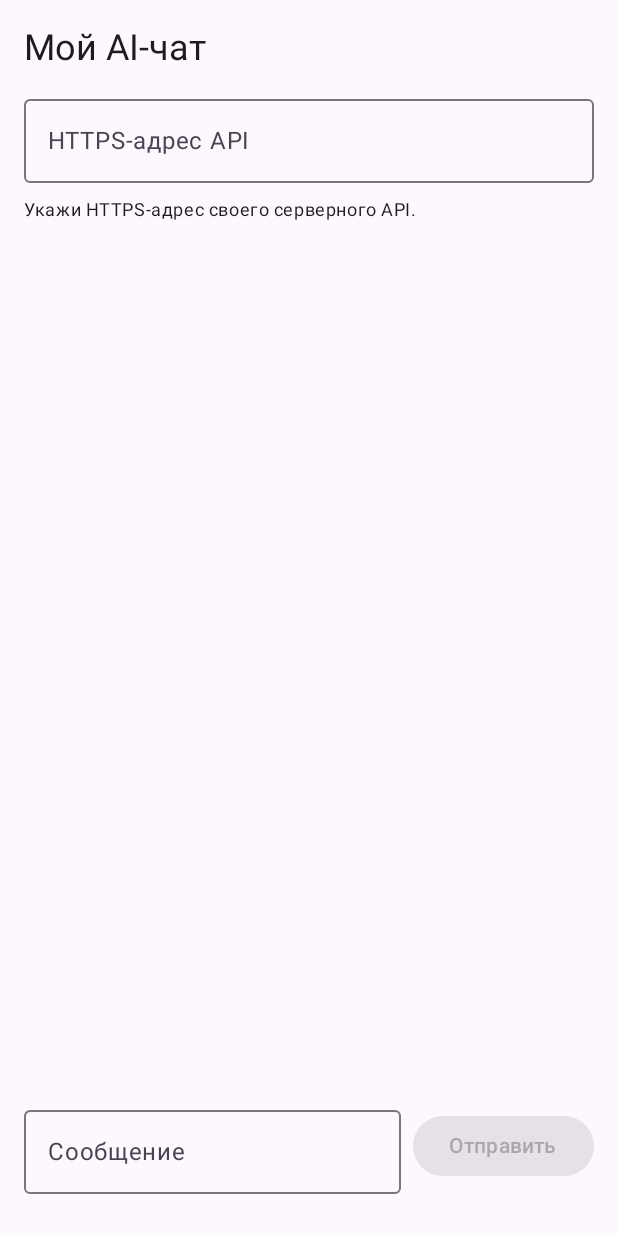
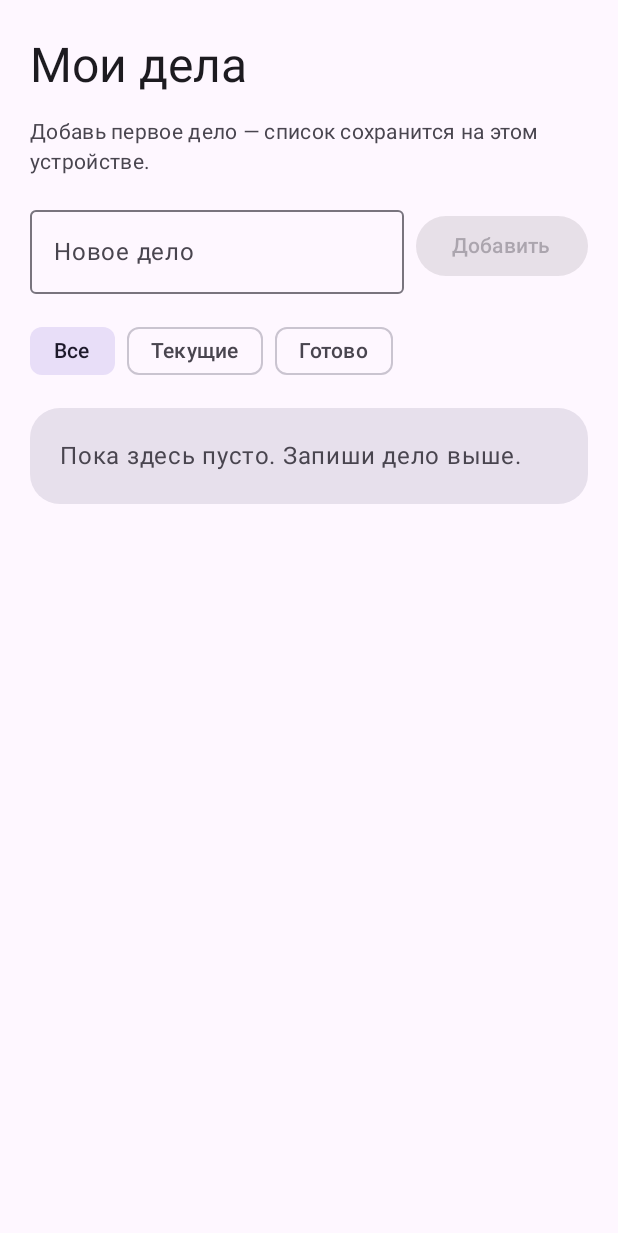
Before and after one commit to KillerKC2/2, an Android app built with Jetpack Compose: the screen it shows after launch (MainActivity), on a phone screen of 412 x 824 dp. Shown: the top 1233 px of the screen. Run offline under Robolectric (Android 15) with nearby library versions, the phone set to English and light mode, and no system bars.

Commit message:
Replace chat screen with local-storage to-do app

```diff
--- a/app/src/main/java/com/killerc2/assistant/MainActivity.kt
+++ b/app/src/main/java/com/killerc2/assistant/MainActivity.kt
@@ -1,5 +1,6 @@
 package com.killerc2.assistant
 
+import android.content.Context
 import android.os.Bundle
 import androidx.activity.ComponentActivity
 import androidx.activity.compose.setContent
@@ -11,166 +12,215 @@ import androidx.compose.foundation.layout.fillMaxSize
 import androidx.compose.foundation.layout.fillMaxWidth
 import androidx.compose.foundation.layout.height
 import androidx.compose.foundation.layout.padding
+import androidx.compose.foundation.layout.width
 import androidx.compose.foundation.lazy.LazyColumn
-import androidx.compose.foundation.lazy.itemsIndexed
-import androidx.compose.foundation.lazy.rememberLazyListState
+import androidx.compose.foundation.lazy.items
+import androidx.compose.foundation.shape.RoundedCornerShape
 import androidx.compose.foundation.text.KeyboardActions
 import androidx.compose.foundation.text.KeyboardOptions
 import androidx.compose.material3.Button
+import androidx.compose.material3.Card
+import androidx.compose.material3.CardDefaults
+import androidx.compose.material3.Checkbox
+import androidx.compose.material3.FilterChip
 import androidx.compose.material3.MaterialTheme
 import androidx.compose.material3.OutlinedTextField
 import androidx.compose.material3.Surface
 import androidx.compose.material3.Text
+import androidx.compose.material3.TextButton
 import androidx.compose.runtime.Composable
-import androidx.compose.runtime.LaunchedEffect
+import androidx.compose.runtime.getValue
 import androidx.compose.runtime.mutableStateListOf
 import androidx.compose.runtime.mutableStateOf
 import androidx.compose.runtime.remember
-import androidx.compose.runtime.rememberCoroutineScope
-import androidx.compose.runtime.getValue
 import androidx.compose.runtime.setValue
 import androidx.compose.ui.Alignment
 import androidx.compose.ui.Modifier
 import androidx.compose.ui.platform.LocalContext
+import androidx.compose.ui.text.style.TextDecoration
 import androidx.compose.ui.text.input.ImeAction
 import androidx.compose.ui.unit.dp
-import kotlinx.coroutines.Dispatchers
-import kotlinx.coroutines.launch
+import org.json.JSONArray
 import org.json.JSONObject
-import java.net.HttpURLConnection
-import java.net.URL
 
 class MainActivity : ComponentActivity() {
     override fun onCreate(savedInstanceState: Bundle?) {
         super.onCreate(savedInstanceState)
         setContent {
             MaterialTheme {
-                Surface(modifier = Modifier.fillMaxSize()) {
-                    AssistantChat()
+                Surface(
+                    modifier = Modifier.fillMaxSize(),
+                    color = MaterialTheme.colorScheme.background
+                ) {
+                    TodoScreen()
                 }
             }
         }
     }
 }
 
-private data class ChatMessage(val fromUser: Boolean, val text: String)
+private data class TodoTask(
+    val id: Long,
+    val title: String,
+    val completed: Boolean = false
+)
+
+private enum class TaskFilter(val label: String) {
+    All("Все"), Active("Текущие"), Completed("Готово")
+}
 
 @Composable
-private fun AssistantChat() {
+private fun TodoScreen() {
     val context = LocalContext.current
-    val preferences = remember { context.getSharedPreferences("assistant", 0) }
-    var endpoint by remember { mutableStateOf(preferences.getString("endpoint", "") ?: "") }
+    val preferences = remember { context.getSharedPreferences("todo_storage", Context.MODE_PRIVATE) }
+    val tasks = remember {
+        mutableStateListOf<TodoTask>().apply { addAll(readTasks(preferences.getString("tasks", "[]") ?: "[]")) }
+    }
     var draft by remember { mutableStateOf("") }
-    var busy by remember { mutableStateOf(false) }
-    val status = remember { mutableStateOf("Укажи HTTPS-адрес своего серверного API.") }
-    val messages = remember { mutableStateListOf<ChatMessage>() }
-    val listState = rememberLazyListState()
-    val scope = rememberCoroutineScope()
+    var filter by remember { mutableStateOf(TaskFilter.All) }
 
-    LaunchedEffect(messages.size) {
-        if (messages.isNotEmpty()) listState.animateScrollToItem(messages.lastIndex)
+    fun persist() {
+        preferences.edit().putString("tasks", writeTasks(tasks)).apply()
     }
 
-    fun sendMessage() {
-        val message = draft.trim()
-        val apiUrl = endpoint.trim()
-        if (busy || message.isEmpty()) return
-        if (!apiUrl.startsWith("https://")) {
-            status.value = "Для безопасности укажи HTTPS-адрес API."
-            return
+    fun addTask() {
+        val title = draft.trim()
+        if (title.isEmpty()) return
+        tasks.add(0, TodoTask(id = System.currentTimeMillis(), title = title))
+        draft = ""
+        persist()
+    }
+
+    val visibleTasks = when (filter) {
+        TaskFilter.All -> tasks
+        TaskFilter.Active -> tasks.filterNot { it.completed }
+        TaskFilter.Completed -> tasks.filter { it.completed }
+    }
+    val doneCount = tasks.count { it.completed }
+
+    Column(
+        modifier = Modifier.fillMaxSize().padding(horizontal = 20.dp, vertical = 24.dp),
+        verticalArrangement = Arrangement.spacedBy(14.dp)
+    ) {
+        Text("Мои дела", style = MaterialTheme.typography.headlineLarge)
+        Text(
+            if (tasks.isEmpty()) "Добавь первое дело — список сохранится на этом устройстве."
+            else "Выполнено $doneCount из ${tasks.size}",
+            style = MaterialTheme.typography.bodyMedium,
+            color = MaterialTheme.colorScheme.onSurfaceVariant
+        )
+
+        Row(verticalAlignment = Alignment.CenterVertically) {
+            OutlinedTextField(
+                value = draft,
+                onValueChange = { draft = it },
+                modifier = Modifier.weight(1f),
+                label = { Text("Новое дело") },
+                singleLine = true,
+                keyboardOptions = KeyboardOptions(imeAction = ImeAction.Done),
+                keyboardActions = KeyboardActions(onDone = { addTask() })
+            )
+            Spacer(Modifier.width(8.dp))
+            Button(onClick = { addTask() }, enabled = draft.isNotBlank()) { Text("Добавить") }
         }
 
-        messages.add(ChatMessage(fromUser = true, text = message))
-        draft = ""
-        busy = true
-        status.value = "Отправляю запрос…"
-        preferences.edit().putString("endpoint", apiUrl).apply()
-
-        scope.launch(Dispatchers.IO) {
-            val result = runCatching { requestReply(apiUrl, message) }
-            launch(Dispatchers.Main) {
-                result.onSuccess { reply ->
-                    messages.add(ChatMessage(fromUser = false, text = reply))
-                    status.value = "Готово"
-                }.onFailure { error ->
-                    status.value = "Не удалось получить ответ: ${error.message ?: "ошибка сети"}"
-                }
-                busy = false
-            }
-        }
-    }
-
-    Column(
-        modifier = Modifier.fillMaxSize().padding(16.dp),
-        verticalArrangement = Arrangement.spacedBy(10.dp)
-    ) {
-        Text("Мой AI-чат", style = MaterialTheme.typography.headlineSmall)
-        OutlinedTextField(
-            value = endpoint,
-            onValueChange = { endpoint = it },
-            modifier = Modifier.fillMaxWidth(),
-            label = { Text("HTTPS-адрес API") },
-            placeholder = { Text("https://example.com/api/chat") },
-            singleLine = true,
-            keyboardOptions = KeyboardOptions(imeAction = ImeAction.Done)
-        )
-        Text(status.value, style = MaterialTheme.typography.bodySmall)
-
-        LazyColumn(
-            modifier = Modifier.weight(1f).fillMaxWidth(),
-            state = listState,
-            verticalArrangement = Arrangement.spacedBy(8.dp)
-        ) {
-            itemsIndexed(messages) { _, message ->
-                Text(
-                    text = (if (message.fromUser) "Ты: " else "Ассистент: ") + message.text,
-                    modifier = Modifier.fillMaxWidth()
+        Row(horizontalArrangement = Arrangement.spacedBy(8.dp)) {
+            TaskFilter.values().forEach { option ->
+                FilterChip(
+                    selected = filter == option,
+                    onClick = { filter = option },
+                    label = { Text(option.label) }
                 )
             }
         }
 
-        Row(
-            modifier = Modifier.fillMaxWidth(),
-            verticalAlignment = Alignment.CenterVertically,
-            horizontalArrangement = Arrangement.spacedBy(8.dp)
-        ) {
-            OutlinedTextField(
-                value = draft,
-                onValueChange = { draft = it },
-                modifier = Modifier.weight(1f),
-                label = { Text("Сообщение") },
-                enabled = !busy,
-                keyboardOptions = KeyboardOptions(imeAction = ImeAction.Send),
-                keyboardActions = KeyboardActions(onSend = { sendMessage() })
-            )
-            Button(onClick = { sendMessage() }, enabled = !busy && draft.isNotBlank()) {
-                Text(if (busy) "…" else "Отправить")
+        if (tasks.isEmpty()) {
+            Card(
+                modifier = Modifier.fillMaxWidth(),
+                shape = RoundedCornerShape(20.dp),
+                colors = CardDefaults.cardColors(containerColor = MaterialTheme.colorScheme.surfaceVariant)
+            ) {
+                Text(
+                    "Пока здесь пусто. Запиши дело выше.",
+                    modifier = Modifier.padding(20.dp),
+                    style = MaterialTheme.typography.bodyLarge
+                )
+            }
+        } else if (visibleTasks.isEmpty()) {
+            Text("В этом разделе пока нет дел.", color = MaterialTheme.colorScheme.onSurfaceVariant)
+        } else {
+            LazyColumn(
+                modifier = Modifier.weight(1f).fillMaxWidth(),
+                verticalArrangement = Arrangement.spacedBy(8.dp)
+            ) {
+                items(visibleTasks, key = { it.id }) { task ->
+                    Card(
+                        modifier = Modifier.fillMaxWidth(),
+                        shape = RoundedCornerShape(16.dp),
+                        colors = CardDefaults.cardColors(containerColor = MaterialTheme.colorScheme.surfaceContainerLow)
+                    ) {
+                        Row(
+                            modifier = Modifier.fillMaxWidth().padding(start = 8.dp, end = 12.dp, top = 4.dp, bottom = 4.dp),
+                            verticalAlignment = Alignment.CenterVertically
+                        ) {
+                            Checkbox(
+                                checked = task.completed,
+                                onCheckedChange = { checked ->
+                                    val index = tasks.indexOfFirst { it.id == task.id }
+                                    if (index >= 0) {
+                                        tasks[index] = tasks[index].copy(completed = checked)
+                                        persist()
+                                    }
+                                }
+                            )
+                            Text(
+                                task.title,
+                                modifier = Modifier.weight(1f),
+                                style = MaterialTheme.typography.bodyLarge,
+                                textDecoration = if (task.completed) TextDecoration.LineThrough else TextDecoration.None,
+                                color = if (task.completed) MaterialTheme.colorScheme.onSurfaceVariant else MaterialTheme.colorScheme.onSurface
+                            )
+                            TextButton(onClick = {
+                                tasks.removeAll { it.id == task.id }
+                                persist()
+                            }) { Text("Удалить") }
+                        }
+                    }
+                }
             }
         }
-        Spacer(modifier = Modifier.height(2.dp))
+
+        if (tasks.any { it.completed }) {
+            Spacer(Modifier.height(2.dp))
+            TextButton(onClick = {
+                tasks.removeAll { it.completed }
+                persist()
+            }) { Text("Удалить выполненные") }
+        }
     }
 }
 
-private fun requestReply(endpoint: String, message: String): String {
-    val connection = (URL(endpoint).openConnection() as HttpURLConnection).apply {
-        requestMethod = "POST"
-        connectTimeout = 15_000
-        readTimeout = 60_000
-        doOutput = true
-        setRequestProperty("Content-Type", "application/json; charset=utf-8")
-        setRequestProperty("Accept", "application/json")
+private fun readTasks(raw: String): List<TodoTask> = runCatching {
+    val array = JSONArray(raw)
+    (0 until array.length()).mapNotNull { index ->
+        val item = array.optJSONObject(index) ?: return@mapNotNull null
+        val title = item.optString("title").trim()
+        if (title.isEmpty()) null else TodoTask(
+            id = item.optLong("id", index.toLong()),
+            title = title,
+            completed = item.optBoolean("completed", false)
+        )
     }
+}.getOrDefault(emptyList())
 
-    try {
-        val payload = JSONObject().put("message", message).toString()
-        connection.outputStream.use { it.write(payload.toByteArray(Charsets.UTF_8)) }
-        val code = connection.responseCode
-        val stream = if (code in 200..299) connection.inputStream else connection.errorStream
-        val response = stream?.bufferedReader(Charsets.UTF_8)?.use { it.readText() }.orEmpty()
-        if (code !in 200..299) error("сервер вернул HTTP $code")
-        return JSONObject(response).optString("reply").takeIf { it.isNotBlank() }
-            ?: error("в ответе сервера нет поля reply")
-    } finally {
-        connection.disconnect()
+private fun writeTasks(tasks: List<TodoTask>): String {
+    val array = JSONArray()
+    tasks.forEach { task ->
+        array.put(JSONObject().apply {
+            put("id", task.id)
+            put("title", task.title)
+            put("completed", task.completed)
+        })
     }
+    return array.toString()
 }
```
